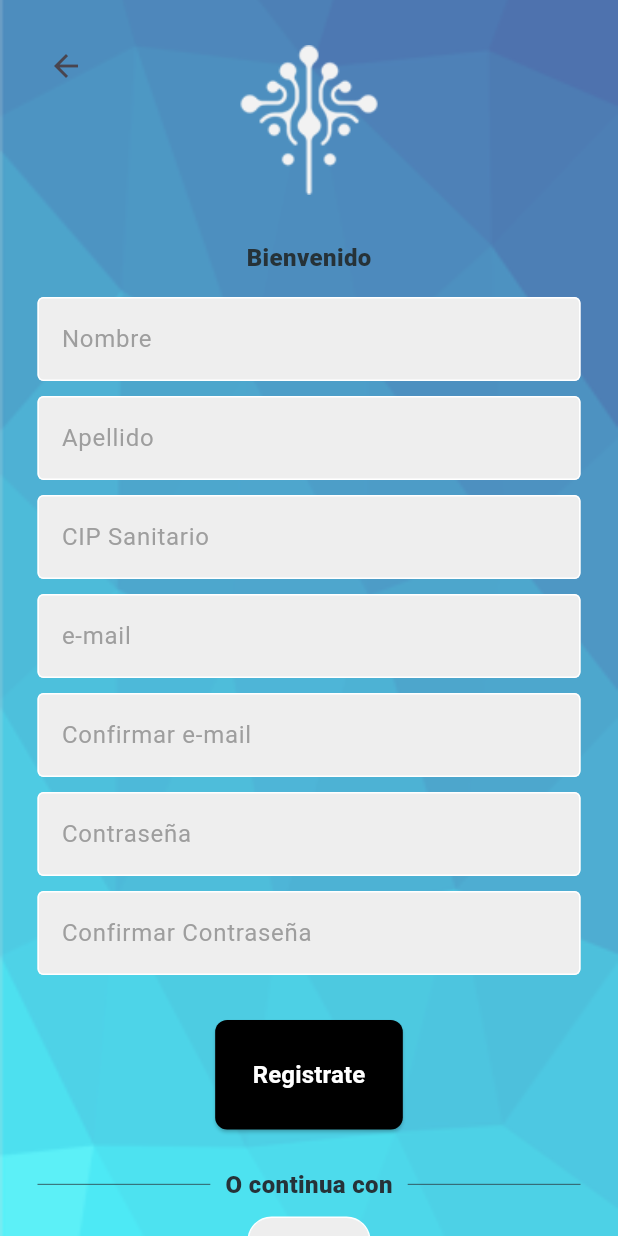
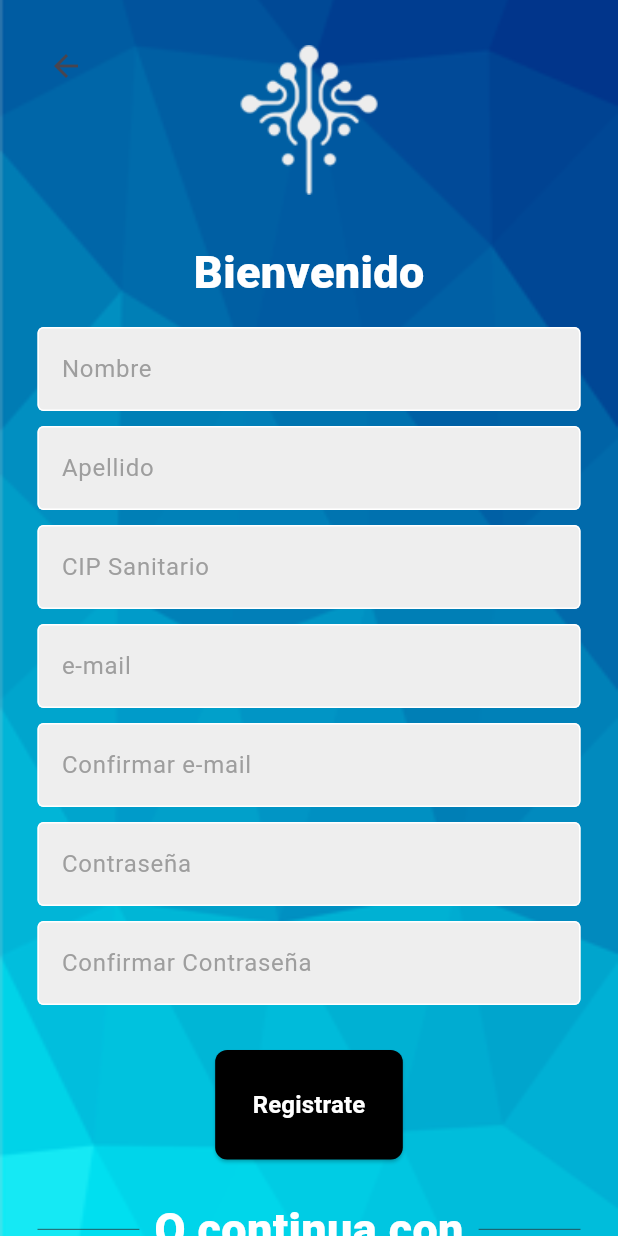
Before and after one commit to Ibirque/login_alternativo, a Flutter app: the PaginaSignUp screen opened directly, on a phone screen of 412 x 824 dp. Run offline on Flutter 3.47's test engine with Material 3 defaults, Android fonts, the phone set to English and light mode, and no system bars; our stand-ins replace cloud_firestore, firebase_auth, firebase_core, syncfusion_flutter_charts; accounts and stored records are empty.

Commit message:
xczxczx
czx

```diff
--- a/lib/paginas/perfil.dart
+++ b/lib/paginas/perfil.dart
@@ -60,7 +60,7 @@
       body: Container(
         decoration: const BoxDecoration(
           image: DecorationImage(
-            image: AssetImage("lib/assets/fondo2.png"),
+            image: AssetImage("lib/assets/Fondo.png"),
             fit: BoxFit.cover,
           ),
         ),
--- a/lib/paginas/sign_up.dart
+++ b/lib/paginas/sign_up.dart
@@ -93,7 +93,7 @@
                       // Logo de tu aplicación
                       ColorFiltered(
                         colorFilter: ColorFilter.mode(
-                          Colors.white.withOpacity(0.30),
+                          Colors.white.withOpacity(0.00),
                           BlendMode.overlay,
                         ),
                         child: Container(
@@ -113,9 +113,9 @@
                       Text(
                         'Bienvenido',
                         style: TextStyle(
-                          color: Colors.blueGrey[900],
-                          fontSize: 16,
-                          fontWeight: FontWeight.w800,
+                          color: Color.fromARGB(255, 255, 255, 255),
+                          fontSize: 30,
+                          fontWeight: FontWeight.w900,
                         ),
                       ),
 
@@ -211,9 +211,9 @@
                               child: Text(
                                 'O continua con',
                                 style: TextStyle(
-                                  color: Colors.blueGrey[900],
-                                  fontSize: 16,
-                                  fontWeight: FontWeight.w800,
+                                  color: Color.fromARGB(255, 255, 255, 255),
+                                  fontSize: 30,
+                                  fontWeight: FontWeight.w900,
                                 ),
                               ),
                             ),
```
